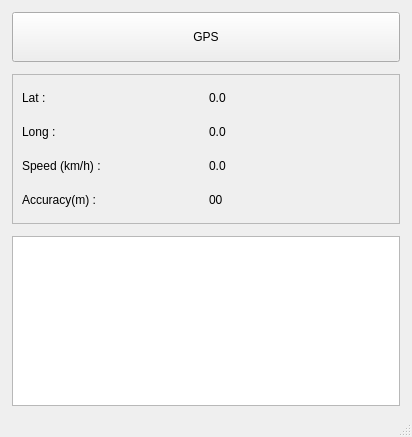
Old version of the form gpswindow.ui in the repository aks-arise1600/qtGPS.
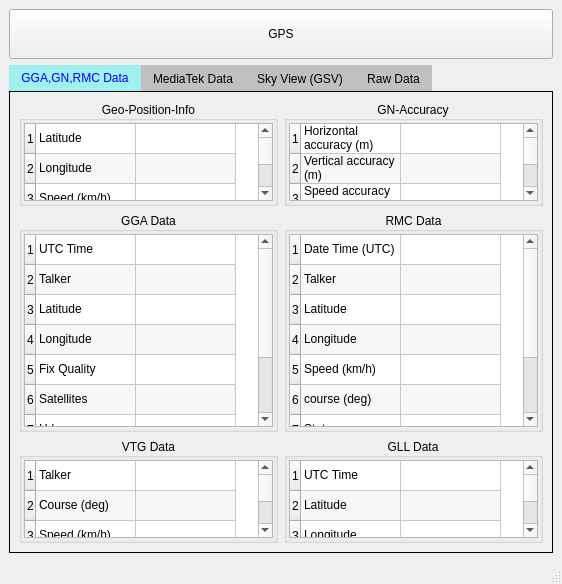
New version of the form. The open tabs and pages were chosen to show the change.

The edit to the form file:
```diff
--- a/gpswindow.ui
+++ b/gpswindow.ui
@@ -6,27 +6,15 @@
    <rect>
     <x>0</x>
     <y>0</y>
-    <width>412</width>
-    <height>437</height>
+    <width>562</width>
+    <height>584</height>
    </rect>
   </property>
   <property name="windowTitle">
    <string>gpsWindow</string>
   </property>
   <widget class="QWidget" name="centralwidget">
-   <layout class="QVBoxLayout" name="verticalLayout">
-    <property name="spacing">
-     <number>12</number>
-    </property>
-    <property name="leftMargin">
-     <number>12</number>
-    </property>
-    <property name="topMargin">
-     <number>12</number>
-    </property>
-    <property name="rightMargin">
-     <number>12</number>
-    </property>
+   <layout class="QVBoxLayout" name="verticalLayout_2">
     <item>
      <widget class="QPushButton" name="pushButton_Close">
       <property name="minimumSize">
@@ -47,132 +35,1027 @@
      </widget>
     </item>
     <item>
-     <widget class="QFrame" name="frame">
-      <property name="minimumSize">
-       <size>
-        <width>0</width>
-        <height>150</height>
-       </size>
+     <widget class="QTabWidget" name="tabWidget">
+      <property name="styleSheet">
+       <string notr="true">QTabWidget::pane {
+    border: 1px solid black;
+}
+
+QTabWidget::tab-bar {
+    width: 16777215px;
+    border: 1px solid black;
+	/*alignment: center;*/
+}
+QTabBar::tab:selected {
+    background: rgb(160, 240, 240);
+    color: blue;
+}
+
+QTabBar::tab:!selected {
+    background: silver;
+}
+
+QTabBar::tab:!selected:hover {
+    background: #999;
+}</string>
       </property>
-      <property name="maximumSize">
-       <size>
-        <width>16777215</width>
-        <height>150</height>
-       </size>
+      <property name="tabPosition">
+       <enum>QTabWidget::TabPosition::North</enum>
       </property>
-      <property name="frameShape">
-       <enum>QFrame::Shape::StyledPanel</enum>
+      <property name="currentIndex">
+       <number>1</number>
       </property>
-      <property name="frameShadow">
-       <enum>QFrame::Shadow::Raised</enum>
-      </property>
-      <layout class="QGridLayout" name="gridLayout">
-       <item row="0" column="0">
-        <widget class="QLabel" name="label">
-         <property name="minimumSize">
-          <size>
-           <width>50</width>
-           <height>0</height>
-          </size>
-         </property>
-         <property name="text">
-          <string>Lat :</string>
-         </property>
-        </widget>
-       </item>
-       <item row="2" column="1">
-        <widget class="QLabel" name="label_speed">
-         <property name="minimumSize">
-          <size>
-           <width>100</width>
-           <height>0</height>
-          </size>
-         </property>
-         <property name="text">
-          <string>0.0</string>
-         </property>
-        </widget>
-       </item>
-       <item row="1" column="0">
-        <widget class="QLabel" name="label_3">
-         <property name="minimumSize">
-          <size>
-           <width>50</width>
-           <height>0</height>
-          </size>
-         </property>
-         <property name="text">
-          <string>Long :</string>
-         </property>
-        </widget>
-       </item>
-       <item row="1" column="1">
-        <widget class="QLabel" name="label_Long">
-         <property name="minimumSize">
-          <size>
-           <width>100</width>
-           <height>0</height>
-          </size>
-         </property>
-         <property name="text">
-          <string>0.0</string>
-         </property>
-        </widget>
-       </item>
-       <item row="2" column="0">
-        <widget class="QLabel" name="label_5">
-         <property name="minimumSize">
-          <size>
-           <width>50</width>
-           <height>0</height>
-          </size>
-         </property>
-         <property name="text">
-          <string>Speed (km/h) :</string>
-         </property>
-        </widget>
-       </item>
-       <item row="0" column="1">
-        <widget class="QLabel" name="label_Lat">
-         <property name="minimumSize">
-          <size>
-           <width>100</width>
-           <height>0</height>
-          </size>
-         </property>
-         <property name="text">
-          <string>0.0</string>
-         </property>
-        </widget>
-       </item>
-       <item row="3" column="0">
-        <widget class="QLabel" name="label_2">
-         <property name="text">
-          <string>Accuracy(m) :</string>
-         </property>
-        </widget>
-       </item>
-       <item row="3" column="1">
-        <widget class="QLabel" name="label_acc">
-         <property name="text">
-          <string>00</string>
-         </property>
-        </widget>
-       </item>
-      </layout>
-     </widget>
-    </item>
-    <item>
-     <widget class="QPlainTextEdit" name="plainTextEdit">
-      <property name="maximumSize">
-       <size>
-        <width>16777215</width>
-        <height>16777215</height>
-       </size>
-      </property>
-      <property name="readOnly">
-       <bool>true</bool>
-      </property>
+      <widget class="QWidget" name="tab">
+       <attribute name="title">
+        <string>GGA,GN,RMC Data</string>
+       </attribute>
+       <layout class="QGridLayout" name="gridLayout">
+        <item row="0" column="0">
+         <widget class="QGroupBox" name="groupBox">
+          <property name="maximumSize">
+           <size>
+            <width>16777215</width>
+            <height>16777215</height>
+           </size>
+          </property>
+          <property name="title">
+           <string>Geo-Position-Info</string>
+          </property>
+          <property name="alignment">
+           <set>Qt::AlignmentFlag::AlignCenter</set>
+          </property>
+          <layout class="QHBoxLayout" name="horizontalLayout">
+           <property name="spacing">
+            <number>2</number>
+           </property>
+           <property name="leftMargin">
+            <number>2</number>
+           </property>
+           <property name="topMargin">
+            <number>2</number>
+           </property>
+           <property name="rightMargin">
+            <number>2</number>
+           </property>
+           <property name="bottomMargin">
+            <number>2</number>
+           </property>
+           <item>
+            <widget class="QTableWidget" name="tableWidget_QgpsPos">
+             <property name="maximumSize">
+              <size>
+               <width>16777215</width>
+               <height>16777215</height>
+              </size>
+             </property>
+             <property name="editTriggers">
+              <set>QAbstractItemView::EditTrigger::NoEditTriggers</set>
+             </property>
+             <property name="alternatingRowColors">
+              <bool>true</bool>
+             </property>
+             <property name="rowCount">
+              <number>4</number>
+             </property>
+             <property name="columnCount">
+              <number>2</number>
+             </property>
+             <attribute name="horizontalHeaderVisible">
+              <bool>false</bool>
+             </attribute>
+             <row/>
+             <row/>
+             <row/>
+             <row/>
+             <column/>
+             <column/>
+             <item row="0" column="0">
+              <property name="text">
+               <string>Latitude</string>
+              </property>
+             </item>
+             <item row="1" column="0">
+              <property name="text">
+               <string>Longitude</string>
+              </property>
+             </item>
+             <item row="1" column="1">
+              <property name="text">
+               <string/>
+              </property>
+             </item>
+             <item row="2" column="0">
+              <property name="text">
+               <string>Speed (km/h)</string>
+              </property>
+             </item>
+             <item row="3" column="0">
+              <property name="text">
+               <string>Accuracy (m)</string>
+              </property>
+             </item>
+            </widget>
+           </item>
+          </layout>
+         </widget>
+        </item>
+        <item row="1" column="1">
+         <widget class="QGroupBox" name="groupBox_4">
+          <property name="minimumSize">
+           <size>
+            <width>0</width>
+            <height>220</height>
+           </size>
+          </property>
+          <property name="maximumSize">
+           <size>
+            <width>16777215</width>
+            <height>16777215</height>
+           </size>
+          </property>
+          <property name="title">
+           <string>RMC Data</string>
+          </property>
+          <property name="alignment">
+           <set>Qt::AlignmentFlag::AlignCenter</set>
+          </property>
+          <layout class="QHBoxLayout" name="horizontalLayout_4">
+           <property name="spacing">
+            <number>2</number>
+           </property>
+           <property name="leftMargin">
+            <number>2</number>
+           </property>
+           <property name="topMargin">
+            <number>2</number>
+           </property>
+           <property name="rightMargin">
+            <number>2</number>
+           </property>
+           <property name="bottomMargin">
+            <number>2</number>
+           </property>
+           <item>
+            <widget class="QTableWidget" name="tableWidget_rmc">
+             <property name="maximumSize">
+              <size>
+               <width>16777215</width>
+               <height>16777215</height>
+              </size>
+             </property>
+             <property name="editTriggers">
+              <set>QAbstractItemView::EditTrigger::NoEditTriggers</set>
+             </property>
+             <property name="alternatingRowColors">
+              <bool>true</bool>
+             </property>
+             <property name="rowCount">
+              <number>9</number>
+             </property>
+             <property name="columnCount">
+              <number>2</number>
+             </property>
+             <attribute name="horizontalHeaderVisible">
+              <bool>false</bool>
+             </attribute>
+             <row/>
+             <row/>
+             <row/>
+             <row/>
+             <row/>
+             <row/>
+             <row/>
+             <row/>
+             <row/>
+             <column/>
+             <column/>
+             <item row="0" column="0">
+              <property name="text">
+               <string>Date Time (UTC)</string>
+              </property>
+             </item>
+             <item row="1" column="0">
+              <property name="text">
+               <string>Talker</string>
+              </property>
+             </item>
+             <item row="2" column="0">
+              <property name="text">
+               <string>Latitude</string>
+              </property>
+             </item>
+             <item row="3" column="0">
+              <property name="text">
+               <string>Longitude</string>
+              </property>
+             </item>
+             <item row="4" column="0">
+              <property name="text">
+               <string>Speed (km/h)</string>
+              </property>
+             </item>
+             <item row="5" column="0">
+              <property name="text">
+               <string>course (deg)</string>
+              </property>
+             </item>
+             <item row="6" column="0">
+              <property name="text">
+               <string>Status</string>
+              </property>
+             </item>
+             <item row="7" column="0">
+              <property name="text">
+               <string>Mode</string>
+              </property>
+             </item>
+             <item row="8" column="0">
+              <property name="text">
+               <string>Valid</string>
+              </property>
+             </item>
+            </widget>
+           </item>
+          </layout>
+         </widget>
+        </item>
+        <item row="3" column="1">
+         <widget class="QGroupBox" name="groupBox_9">
+          <property name="title">
+           <string>GLL Data</string>
+          </property>
+          <property name="alignment">
+           <set>Qt::AlignmentFlag::AlignCenter</set>
+          </property>
+          <layout class="QVBoxLayout" name="verticalLayout_5">
+           <property name="spacing">
+            <number>2</number>
+           </property>
+           <property name="leftMargin">
+            <number>2</number>
+           </property>
+           <property name="topMargin">
+            <number>2</number>
+           </property>
+           <property name="rightMargin">
+            <number>2</number>
+           </property>
+           <property name="bottomMargin">
+            <number>2</number>
+           </property>
+           <item>
+            <widget class="QTableWidget" name="tableWidget_gll">
+             <property name="editTriggers">
+              <set>QAbstractItemView::EditTrigger::NoEditTriggers</set>
+             </property>
+             <property name="alternatingRowColors">
+              <bool>true</bool>
+             </property>
+             <property name="rowCount">
+              <number>7</number>
+             </property>
+             <property name="columnCount">
+              <number>2</number>
+             </property>
+             <attribute name="horizontalHeaderVisible">
+              <bool>false</bool>
+             </attribute>
+             <row/>
+             <row/>
+             <row/>
+             <row/>
+             <row/>
+             <row/>
+             <row/>
+             <column/>
+             <column/>
+             <item row="0" column="0">
+              <property name="text">
+               <string>UTC Time</string>
+              </property>
+             </item>
+             <item row="1" column="0">
+              <property name="text">
+               <string>Latitude</string>
+              </property>
+             </item>
+             <item row="2" column="0">
+              <property name="text">
+               <string>Longitude</string>
+              </property>
+             </item>
+             <item row="3" column="0">
+              <property name="text">
+               <string>Talker</string>
+              </property>
+             </item>
+             <item row="4" column="0">
+              <property name="text">
+               <string>Status</string>
+              </property>
+             </item>
+             <item row="5" column="0">
+              <property name="text">
+               <string>Mode</string>
+              </property>
+             </item>
+             <item row="6" column="0">
+              <property name="text">
+               <string>Valid</string>
+              </property>
+             </item>
+            </widget>
+           </item>
+          </layout>
+         </widget>
+        </item>
+        <item row="1" column="0">
+         <widget class="QGroupBox" name="groupBox_3">
+          <property name="minimumSize">
+           <size>
+            <width>0</width>
+            <height>220</height>
+           </size>
+          </property>
+          <property name="maximumSize">
+           <size>
+            <width>16777215</width>
+            <height>16777215</height>
+           </size>
+          </property>
+          <property name="title">
+           <string>GGA Data</string>
+          </property>
+          <property name="alignment">
+           <set>Qt::AlignmentFlag::AlignCenter</set>
+          </property>
+          <layout class="QHBoxLayout" name="horizontalLayout_3">
+           <property name="spacing">
+            <number>2</number>
+           </property>
+           <property name="leftMargin">
+            <number>2</number>
+           </property>
+           <property name="topMargin">
+            <number>2</number>
+           </property>
+           <property name="rightMargin">
+            <number>2</number>
+           </property>
+           <property name="bottomMargin">
+            <number>2</number>
+           </property>
+           <item>
+            <widget class="QTableWidget" name="tableWidget_gga">
+             <property name="maximumSize">
+              <size>
+               <width>16777215</width>
+               <height>16777215</height>
+              </size>
+             </property>
+             <property name="editTriggers">
+              <set>QAbstractItemView::EditTrigger::NoEditTriggers</set>
+             </property>
+             <property name="alternatingRowColors">
+              <bool>true</bool>
+             </property>
+             <property name="rowCount">
+              <number>9</number>
+             </property>
+             <property name="columnCount">
+              <number>2</number>
+             </property>
+             <attribute name="horizontalHeaderVisible">
+              <bool>false</bool>
+             </attribute>
+             <row/>
+             <row/>
+             <row/>
+             <row/>
+             <row/>
+             <row/>
+             <row/>
+             <row/>
+             <row/>
+             <column/>
+             <column/>
+             <item row="0" column="0">
+              <property name="text">
+               <string>UTC Time</string>
+              </property>
+             </item>
+             <item row="1" column="0">
+              <property name="text">
+               <string>Talker</string>
+              </property>
+             </item>
+             <item row="2" column="0">
+              <property name="text">
+               <string>Latitude</string>
+              </property>
+             </item>
+             <item row="3" column="0">
+              <property name="text">
+               <string>Longitude</string>
+              </property>
+             </item>
+             <item row="4" column="0">
+              <property name="text">
+               <string>Fix Quality</string>
+              </property>
+             </item>
+             <item row="5" column="0">
+              <property name="text">
+               <string>Satellites</string>
+              </property>
+             </item>
+             <item row="6" column="0">
+              <property name="text">
+               <string>Hdop</string>
+              </property>
+             </item>
+             <item row="7" column="0">
+              <property name="text">
+               <string>Altitude</string>
+              </property>
+             </item>
+             <item row="8" column="0">
+              <property name="text">
+               <string>Valid</string>
+              </property>
+             </item>
+            </widget>
+           </item>
+          </layout>
+         </widget>
+        </item>
+        <item row="0" column="1">
+         <widget class="QGroupBox" name="groupBox_2">
+          <property name="maximumSize">
+           <size>
+            <width>16777215</width>
+            <height>16777215</height>
+           </size>
+          </property>
+          <property name="title">
+           <string>GN-Accuracy</string>
+          </property>
+          <property name="alignment">
+           <set>Qt::AlignmentFlag::AlignCenter</set>
+          </property>
+          <layout class="QHBoxLayout" name="horizontalLayout_2">
+           <property name="spacing">
+            <number>2</number>
+           </property>
+           <property name="leftMargin">
+            <number>2</number>
+           </property>
+           <property name="topMargin">
+            <number>2</number>
+           </property>
+           <property name="rightMargin">
+            <number>2</number>
+           </property>
+           <property name="bottomMargin">
+            <number>2</number>
+           </property>
+           <item>
+            <widget class="QTableWidget" name="tableWidget_GNACCURACY">
+             <property name="maximumSize">
+              <size>
+               <width>16777215</width>
+               <height>16777215</height>
+              </size>
+             </property>
+             <property name="editTriggers">
+              <set>QAbstractItemView::EditTrigger::NoEditTriggers</set>
+             </property>
+             <property name="alternatingRowColors">
+              <bool>true</bool>
+             </property>
+             <property name="rowCount">
+              <number>4</number>
+             </property>
+             <property name="columnCount">
+              <number>2</number>
+             </property>
+             <attribute name="horizontalHeaderVisible">
+              <bool>false</bool>
+             </attribute>
+             <row/>
+             <row/>
+             <row/>
+             <row/>
+             <column/>
+             <column/>
+             <item row="0" column="0">
+              <property name="text">
+               <string>Horizontal accuracy (m)</string>
+              </property>
+             </item>
+             <item row="1" column="0">
+              <property name="text">
+               <string>Vertical accuracy (m)</string>
+              </property>
+             </item>
+             <item row="2" column="0">
+              <property name="text">
+               <string>Speed accuracy (mps)</string>
+              </property>
+             </item>
+             <item row="3" column="0">
+              <property name="text">
+               <string>Bearing accuracy (deg)</string>
+              </property>
+             </item>
+            </widget>
+           </item>
+          </layout>
+         </widget>
+        </item>
+        <item row="3" column="0">
+         <widget class="QGroupBox" name="groupBox_8">
+          <property name="title">
+           <string>VTG Data</string>
+          </property>
+          <property name="alignment">
+           <set>Qt::AlignmentFlag::AlignCenter</set>
+          </property>
+          <layout class="QVBoxLayout" name="verticalLayout_4">
+           <property name="spacing">
+            <number>2</number>
+           </property>
+           <property name="leftMargin">
+            <number>2</number>
+           </property>
+           <property name="topMargin">
+            <number>2</number>
+           </property>
+           <property name="rightMargin">
+            <number>2</number>
+           </property>
+           <property name="bottomMargin">
+            <number>2</number>
+           </property>
+           <item>
+            <widget class="QTableWidget" name="tableWidget_vtg">
+             <property name="editTriggers">
+              <set>QAbstractItemView::EditTrigger::NoEditTriggers</set>
+             </property>
+             <property name="alternatingRowColors">
+              <bool>true</bool>
+             </property>
+             <property name="rowCount">
+              <number>5</number>
+             </property>
+             <property name="columnCount">
+              <number>2</number>
+             </property>
+             <attribute name="horizontalHeaderVisible">
+              <bool>false</bool>
+             </attribute>
+             <row/>
+             <row/>
+             <row/>
+             <row/>
+             <row/>
+             <column/>
+             <column/>
+             <item row="0" column="0">
+              <property name="text">
+               <string>Talker</string>
+              </property>
+             </item>
+             <item row="1" column="0">
+              <property name="text">
+               <string>Course (deg)</string>
+              </property>
+             </item>
+             <item row="2" column="0">
+              <property name="text">
+               <string>Speed (km/h)</string>
+              </property>
+             </item>
+             <item row="3" column="0">
+              <property name="text">
+               <string>Mode</string>
+              </property>
+             </item>
+             <item row="4" column="0">
+              <property name="text">
+               <string>Valid</string>
+              </property>
+             </item>
+            </widget>
+           </item>
+          </layout>
+         </widget>
+        </item>
+       </layout>
+      </widget>
+      <widget class="QWidget" name="tab_3">
+       <attribute name="title">
+        <string>MediaTek Data</string>
+       </attribute>
+       <layout class="QGridLayout" name="gridLayout_2">
+        <item row="0" column="1">
+         <widget class="QGroupBox" name="groupBox_6">
+          <property name="maximumSize">
+           <size>
+            <width>16777215</width>
+            <height>16777215</height>
+           </size>
+          </property>
+          <property name="title">
+           <string>MTK-POS2</string>
+          </property>
+          <property name="alignment">
+           <set>Qt::AlignmentFlag::AlignCenter</set>
+          </property>
+          <layout class="QHBoxLayout" name="horizontalLayout_6">
+           <property name="spacing">
+            <number>2</number>
+           </property>
+           <property name="leftMargin">
+            <number>2</number>
+           </property>
+           <property name="topMargin">
+            <number>2</number>
+           </property>
+           <property name="rightMargin">
+            <number>2</number>
+           </property>
+           <property name="bottomMargin">
+            <number>2</number>
+           </property>
+           <item>
+            <widget class="QTableWidget" name="tableWidget_mtkpos2">
+             <property name="maximumSize">
+              <size>
+               <width>16777215</width>
+               <height>16777215</height>
+              </size>
+             </property>
+             <property name="editTriggers">
+              <set>QAbstractItemView::EditTrigger::NoEditTriggers</set>
+             </property>
+             <property name="alternatingRowColors">
+              <bool>true</bool>
+             </property>
+             <property name="rowCount">
+              <number>9</number>
+             </property>
+             <property name="columnCount">
+              <number>2</number>
+             </property>
+             <attribute name="horizontalHeaderVisible">
+              <bool>false</bool>
+             </attribute>
+             <row/>
+             <row/>
+             <row/>
+             <row/>
+             <row/>
+             <row/>
+             <row/>
+             <row/>
+             <row/>
+             <column/>
+             <column/>
+             <item row="0" column="0">
+              <property name="text">
+               <string>Date Time (UTC)</string>
+              </property>
+             </item>
+             <item row="1" column="0">
+              <property name="text">
+               <string>Latitude</string>
+              </property>
+             </item>
+             <item row="1" column="1">
+              <property name="text">
+               <string/>
+              </property>
+             </item>
+             <item row="2" column="0">
+              <property name="text">
+               <string>Longitude</string>
+              </property>
+             </item>
+             <item row="3" column="0">
+              <property name="text">
+               <string>Altitude</string>
+              </property>
+             </item>
+             <item row="4" column="0">
+              <property name="text">
+               <string>Satellites</string>
+              </property>
+             </item>
+             <item row="5" column="0">
+              <property name="text">
+               <string>Fix Type</string>
+              </property>
+             </item>
+             <item row="6" column="0">
+              <property name="text">
+               <string>Clock Id</string>
+              </property>
+             </item>
+             <item row="7" column="0">
+              <property name="text">
+               <string>Clock Counter</string>
+              </property>
+             </item>
+             <item row="8" column="0">
+              <property name="text">
+               <string>Valid</string>
+              </property>
+             </item>
+            </widget>
+           </item>
+          </layout>
+         </widget>
+        </item>
+        <item row="0" column="0">
+         <widget class="QGroupBox" name="groupBox_5">
+          <property name="maximumSize">
+           <size>
+            <width>16777215</width>
+            <height>16777215</height>
+           </size>
+          </property>
+          <property name="title">
+           <string>MTK-POS1</string>
+          </property>
+          <property name="alignment">
+           <set>Qt::AlignmentFlag::AlignCenter</set>
+          </property>
+          <layout class="QHBoxLayout" name="horizontalLayout_5">
+           <property name="spacing">
+            <number>2</number>
+           </property>
+           <property name="leftMargin">
+            <number>2</number>
+           </property>
+           <property name="topMargin">
+            <number>2</number>
+           </property>
+           <property name="rightMargin">
+            <number>2</number>
+           </property>
+           <property name="bottomMargin">
+            <number>2</number>
+           </property>
+           <item>
+            <widget class="QTableWidget" name="tableWidget_mtkpos1">
+             <property name="maximumSize">
+              <size>
+               <width>16777215</width>
+               <height>16777215</height>
+              </size>
+             </property>
+             <property name="editTriggers">
+              <set>QAbstractItemView::EditTrigger::NoEditTriggers</set>
+             </property>
+             <property name="alternatingRowColors">
+              <bool>true</bool>
+             </property>
+             <property name="rowCount">
+              <number>7</number>
+             </property>
+             <property name="columnCount">
+              <number>2</number>
+             </property>
+             <attribute name="horizontalHeaderVisible">
+              <bool>false</bool>
+             </attribute>
+             <row/>
+             <row/>
+             <row/>
+             <row/>
+             <row/>
+             <row/>
+             <row/>
+             <column/>
+             <column/>
+             <item row="0" column="0">
+              <property name="text">
+               <string>Date Time (UTC)</string>
+              </property>
+             </item>
+             <item row="1" column="0">
+              <property name="text">
+               <string>Latitude</string>
+              </property>
+             </item>
+             <item row="1" column="1">
+              <property name="text">
+               <string/>
+              </property>
+             </item>
+             <item row="2" column="0">
+              <property name="text">
+               <string>Longitude</string>
+              </property>
+             </item>
+             <item row="3" column="0">
+              <property name="text">
+               <string>Altitude</string>
+              </property>
+             </item>
+             <item row="4" column="0">
+              <property name="text">
+               <string>Horizontal Velocity (m/s)</string>
+              </property>
+             </item>
+             <item row="5" column="0">
+              <property name="text">
+               <string>Vertical Velocity (m/s)</string>
+              </property>
+             </item>
+             <item row="6" column="0">
+              <property name="text">
+               <string>Valid</string>
+              </property>
+             </item>
+            </widget>
+           </item>
+          </layout>
+         </widget>
+        </item>
+        <item row="1" column="1">
+         <spacer name="verticalSpacer">
+          <property name="orientation">
+           <enum>Qt::Orientation::Vertical</enum>
+          </property>
+          <property name="sizeHint" stdset="0">
+           <size>
+            <width>20</width>
+            <height>40</height>
+           </size>
+          </property>
+         </spacer>
+        </item>
+        <item row="1" column="0">
+         <widget class="QGroupBox" name="groupBox_7">
+          <property name="title">
+           <string>MTK-AGC</string>
+          </property>
+          <property name="alignment">
+           <set>Qt::AlignmentFlag::AlignCenter</set>
+          </property>
+          <layout class="QVBoxLayout" name="verticalLayout_3">
+           <property name="spacing">
+            <number>2</number>
+           </property>
+           <property name="leftMargin">
+            <number>2</number>
+           </property>
+           <property name="topMargin">
+            <number>2</number>
+           </property>
+           <property name="rightMargin">
+            <number>2</number>
+           </property>
+           <property name="bottomMargin">
+            <number>2</number>
+           </property>
+           <item>
+            <widget class="QTableWidget" name="tableWidget_mtkagc">
+             <property name="editTriggers">
+              <set>QAbstractItemView::EditTrigger::NoEditTriggers</set>
+             </property>
+             <property name="alternatingRowColors">
+              <bool>true</bool>
+             </property>
+             <property name="rowCount">
+              <number>8</number>
+             </property>
+             <property name="columnCount">
+              <number>2</number>
+             </property>
+             <attribute name="horizontalHeaderVisible">
+              <bool>false</bool>
+             </attribute>
+             <attribute name="horizontalHeaderCascadingSectionResizes">
+              <bool>false</bool>
+             </attribute>
+             <row/>
+             <row/>
+             <row/>
+             <row/>
+             <row/>
+             <row/>
+             <row/>
+             <row/>
+             <column/>
+             <column/>
+             <item row="0" column="0">
+              <property name="text">
+               <string>UTC Time</string>
+              </property>
+             </item>
+             <item row="1" column="0">
+              <property name="text">
+               <string>AGC level (RF chain 1)</string>
+              </property>
+             </item>
+             <item row="2" column="0">
+              <property name="text">
+               <string>AGC level (RF chain 2)</string>
+              </property>
+             </item>
+             <item row="3" column="0">
+              <property name="text">
+               <string>AGC level (RF chain 3)</string>
+              </property>
+             </item>
+             <item row="4" column="0">
+              <property name="text">
+               <string>AGC level (RF chain 4)</string>
+              </property>
+             </item>
+             <item row="5" column="0">
+              <property name="text">
+               <string>RF State</string>
+              </property>
+             </item>
+             <item row="6" column="0">
+              <property name="text">
+               <string>AVG Signal</string>
+              </property>
+             </item>
+             <item row="7" column="0">
+              <property name="text">
+               <string>Valid</string>
+              </property>
+             </item>
+            </widget>
+           </item>
+          </layout>
+         </widget>
+        </item>
+       </layout>
+      </widget>
+      <widget class="QWidget" name="tab_4">
+       <attribute name="title">
+        <string>Sky View (GSV)</string>
+       </attribute>
+       <layout class="QVBoxLayout" name="verticalLayout_7">
+        <property name="spacing">
+         <number>2</number>
+        </property>
+        <property name="leftMargin">
+         <number>1</number>
+        </property>
+        <property name="topMargin">
+         <number>2</number>
+        </property>
+        <property name="rightMargin">
+         <number>2</number>
+        </property>
+        <property name="bottomMargin">
+         <number>2</number>
+        </property>
+        <item>
+         <layout class="QVBoxLayout" name="skyPlotLayout">
+          <property name="leftMargin">
+           <number>2</number>
+          </property>
+          <property name="topMargin">
+           <number>2</number>
+          </property>
+          <property name="rightMargin">
+           <number>2</number>
+          </property>
+          <property name="bottomMargin">
+           <number>2</number>
+          </property>
+         </layout>
+        </item>
+       </layout>
+      </widget>
+      <widget class="QWidget" name="tab_2">
+       <attribute name="title">
+        <string>Raw Data</string>
+       </attribute>
+       <layout class="QVBoxLayout" name="verticalLayout">
+        <item>
+         <widget class="QPlainTextEdit" name="plainTextEdit">
+          <property name="maximumSize">
+           <size>
+            <width>16777215</width>
+            <height>16777215</height>
+           </size>
+          </property>
+          <property name="readOnly">
+           <bool>true</bool>
+          </property>
+         </widget>
+        </item>
+       </layout>
+      </widget>
      </widget>
     </item>
    </layout>
```
